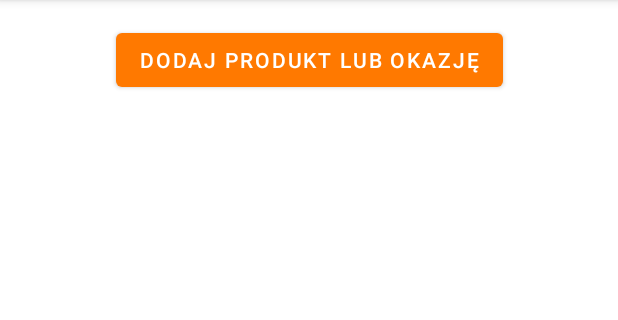
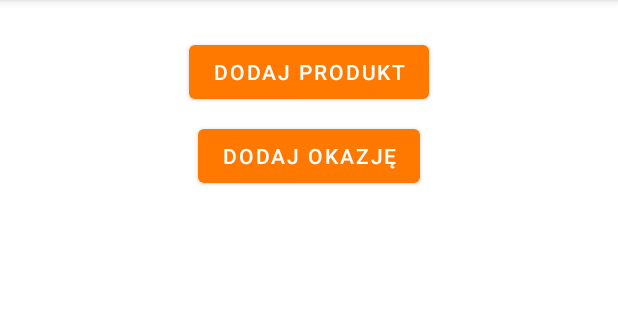
Before and after one commit to krzysztofb200/Product-Description-Analyzer, an Android app: the fragment InsertToDatabaseFragment shown on its own in the app's theme, on a phone screen of 412 x 824 dp, the part 84-404 px from its top. Run offline under Robolectric (Android 15) with nearby library versions, the phone set to English and light mode, and no system bars.

Commit message:
- Small changes in appearance

```diff
--- a/app/src/main/java/com/example/project_ver1/ListEdit.java
+++ b/app/src/main/java/com/example/project_ver1/ListEdit.java
@@ -33,11 +33,11 @@ public class ListEdit extends AppCompatActivity {
     protected void onCreate(Bundle savedInstanceState) {
         super.onCreate(savedInstanceState);
         setContentView(R.layout.activity_list_edit);
-
         ActionBar actionBar = getSupportActionBar();
 
         // showing the back button in action bar
         actionBar.setDisplayHomeAsUpEnabled(true);
+        actionBar.setTitle("Edytuj");
 
         Intent i = getIntent();
         id = i.getLongExtra("ID",0);
@@ -48,7 +48,6 @@ public class ListEdit extends AppCompatActivity {
         String content = shoppingList.getContent();
         nTitle = findViewById(R.id.noteTitle);
         nContent = findViewById(R.id.noteDetails);
-
         nTitle.setText(title);
         nContent.setText(content);
 
@@ -63,7 +62,8 @@ public class ListEdit extends AppCompatActivity {
         fabListSaveChanges.setOnClickListener(new View.OnClickListener() {
             @Override
             public void onClick(View view) {
-                ShoppingList shoppingList = new ShoppingList(id, nTitle.getText().toString(), nContent.getText().toString(), todaysDate, currentTime);
+                ShoppingList shoppingList = new ShoppingList(id, nTitle.getText().toString(),
+                        nContent.getText().toString(), todaysDate, currentTime);
                 Log.d("EDITED", "edited: before saving id -> " + shoppingList.getID());
                 ShopListDB sDB = new ShopListDB(getApplicationContext());
                 long id = sDB.editNote(shoppingList);
--- a/app/src/main/java/com/example/project_ver1/ui/insert_to_database/InsertToDatabaseFragment.java
+++ b/app/src/main/java/com/example/project_ver1/ui/insert_to_database/InsertToDatabaseFragment.java
@@ -11,6 +11,7 @@ import android.view.View;
 import android.view.ViewGroup;
 import android.widget.Button;
 
+import com.example.project_ver1.AddCodeActivity;
 import com.example.project_ver1.AddProductActivity;
 import com.example.project_ver1.R;
 
@@ -21,7 +22,7 @@ import com.example.project_ver1.R;
  */
 public class InsertToDatabaseFragment extends Fragment {
 
-    Button btnAddProduct;
+    Button btnAddProduct, btnAddCode;
 
     // TODO: Rename parameter arguments, choose names that match
     // the fragment initialization parameters, e.g. ARG_ITEM_NUMBER
@@ -80,5 +81,14 @@ public class InsertToDatabaseFragment extends Fragment {
                 startActivity(i);
             }
         });
+
+        btnAddCode = view.findViewById(R.id.btn2);
+        btnAddCode.setOnClickListener(new View.OnClickListener() {
+            @Override
+            public void onClick(View view) {
+                Intent i = new Intent(getContext(), AddCodeActivity.class);
+                startActivity(i);
+            }
+        });
     }
 }
--- a/app/src/main/java/com/example/project_ver1/ui/shopping_list/ShoppingList.java
+++ b/app/src/main/java/com/example/project_ver1/ui/shopping_list/ShoppingList.java
@@ -89,7 +89,6 @@ public class ShoppingList extends Fragment {
 
     @Override
     public void onViewCreated(View view, @Nullable Bundle savedInstanceState){
-
         // Otwieranie bazy danych i pobieranie z niej wszystkich list
         db = new ShopListDB(getContext());
         lists = db.getLists();
--- a/app/src/main/res/layout/fragment_insert_to_database.xml
+++ b/app/src/main/res/layout/fragment_insert_to_database.xml
@@ -10,10 +10,23 @@
         android:layout_width="wrap_content"
         android:layout_height="wrap_content"
         android:layout_marginStart="16dp"
-        android:layout_marginTop="16dp"
+        android:layout_marginTop="24dp"
         android:layout_marginEnd="16dp"
         android:text="@string/menu_add_product"
+        app:layout_constraintBottom_toTopOf="@+id/btn2"
         app:layout_constraintEnd_toEndOf="parent"
         app:layout_constraintStart_toStartOf="parent"
         app:layout_constraintTop_toTopOf="parent" />
+
+    <Button
+        android:id="@+id/btn2"
+        android:layout_width="wrap_content"
+        android:layout_height="wrap_content"
+        android:layout_marginStart="16dp"
+        android:layout_marginTop="8dp"
+        android:layout_marginEnd="16dp"
+        android:text="@string/menu_add_code"
+        app:layout_constraintEnd_toEndOf="parent"
+        app:layout_constraintStart_toStartOf="parent"
+        app:layout_constraintTop_toBottomOf="@+id/btn1" />
 </androidx.constraintlayout.widget.ConstraintLayout>
```
Also changed, not shown: app/src/main/java/com/example/project_ver1/BarcodeScannerActivity.java (+4 -18 lines), app/src/main/java/com/example/project_ver1/ui/all_products/AllProductsDetail.java (+3 -14 lines), app/src/main/java/com/example/project_ver1/ui/all_products/AllProductsFragment.java (+3 -7 lines), app/src/main/res/values/strings.xml (+42 -2 lines).
